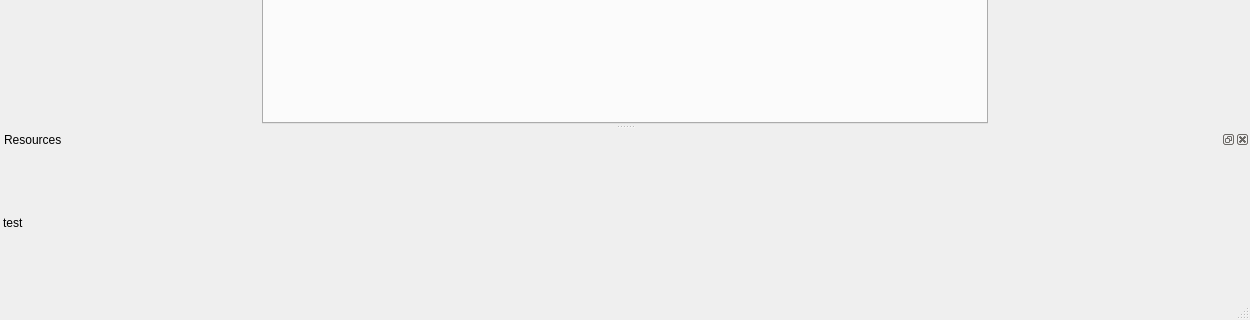
This is src/window.ui in ooflet/Mi-Create as Qt 5 draws it before an edit; both pictures show x 0 to 1250 and y 430 to 750 of the 1250 by 750 pixel window. The edited form follows.
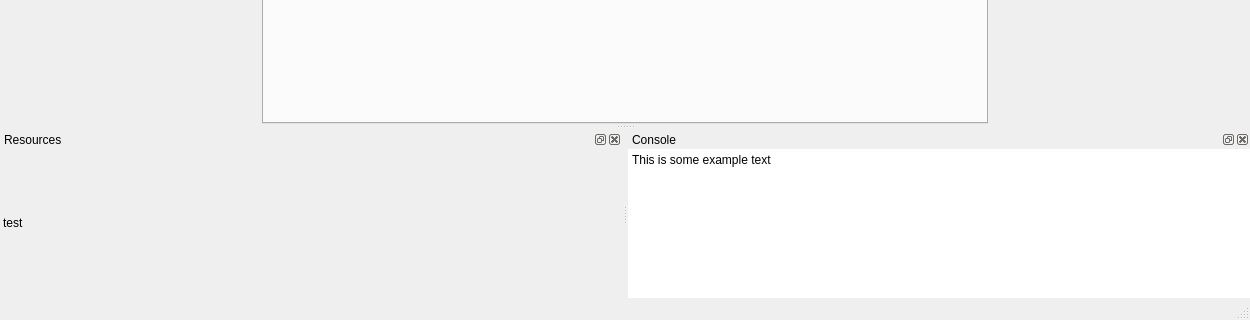
This is the edited form. Icons and pictures are not drawn. Custom widgets are drawn as their Qt base class.

The edit to the form file:
```diff
--- a/src/window.ui
+++ b/src/window.ui
@@ -12,7 +12,7 @@
   </property>
   <property name="minimumSize">
    <size>
-    <width>1250</width>
+    <width>750</width>
     <height>750</height>
    </size>
   </property>
@@ -302,23 +302,11 @@
   </widget>
   <widget class="QDockWidget" name="resourceWidget">
    <property name="sizePolicy">
-    <sizepolicy hsizetype="Preferred" vsizetype="Preferred">
+    <sizepolicy hsizetype="Maximum" vsizetype="Preferred">
      <horstretch>0</horstretch>
      <verstretch>0</verstretch>
     </sizepolicy>
    </property>
-   <property name="minimumSize">
-    <size>
-     <width>300</width>
-     <height>162</height>
-    </size>
-   </property>
-   <property name="maximumSize">
-    <size>
-     <width>524287</width>
-     <height>200</height>
-    </size>
-   </property>
    <property name="styleSheet">
     <string notr="true"/>
    </property>
@@ -482,6 +470,63 @@
    <addaction name="actionRedo"/>
   </widget>
   <widget class="QStatusBar" name="statusBar"/>
+  <widget class="QDockWidget" name="consoleWidget">
+   <property name="sizePolicy">
+    <sizepolicy hsizetype="Maximum" vsizetype="Preferred">
+     <horstretch>0</horstretch>
+     <verstretch>0</verstretch>
+    </sizepolicy>
+   </property>
+   <property name="windowTitle">
+    <string>Console</string>
+   </property>
+   <attribute name="dockWidgetArea">
+    <number>8</number>
+   </attribute>
+   <widget class="QWidget" name="dockWidgetContents_5">
+    <layout class="QVBoxLayout" name="verticalLayout_4">
+     <property name="leftMargin">
+      <number>0</number>
+     </property>
+     <property name="topMargin">
+      <number>0</number>
+     </property>
+     <property name="rightMargin">
+      <number>0</number>
+     </property>
+     <property name="bottomMargin">
+      <number>0</number>
+     </property>
+     <item>
+      <widget class="QTextEdit" name="consoleText">
+       <property name="enabled">
+        <bool>true</bool>
+       </property>
+       <property name="styleSheet">
+        <string notr="true"/>
+       </property>
+       <property name="frameShape">
+        <enum>QFrame::NoFrame</enum>
+       </property>
+       <property name="readOnly">
+        <bool>true</bool>
+       </property>
+       <property name="html">
+        <string>&lt;!DOCTYPE HTML PUBLIC &quot;-//W3C//DTD HTML 4.0//EN&quot; &quot;http://www.w3.org/TR/REC-html40/strict.dtd&quot;&gt;
+&lt;html&gt;&lt;head&gt;&lt;meta name=&quot;qrichtext&quot; content=&quot;1&quot; /&gt;&lt;meta charset=&quot;utf-8&quot; /&gt;&lt;style type=&quot;text/css&quot;&gt;
+p, li { white-space: pre-wrap; }
+hr { height: 1px; border-width: 0; }
+li.unchecked::marker { content: &quot;\2610&quot;; }
+li.checked::marker { content: &quot;\2612&quot;; }
+&lt;/style&gt;&lt;/head&gt;&lt;body style=&quot; font-family:'Segoe UI'; font-size:9pt; font-weight:400; font-style:normal;&quot;&gt;
+&lt;p style=&quot; margin-top:0px; margin-bottom:0px; margin-left:0px; margin-right:0px; -qt-block-indent:0; text-indent:0px;&quot;&gt;This is some example text&lt;/p&gt;
+&lt;p style=&quot;-qt-paragraph-type:empty; margin-top:0px; margin-bottom:0px; margin-left:0px; margin-right:0px; -qt-block-indent:0; text-indent:0px;&quot;&gt;&lt;br /&gt;&lt;/p&gt;&lt;/body&gt;&lt;/html&gt;</string>
+       </property>
+      </widget>
+     </item>
+    </layout>
+   </widget>
+  </widget>
   <action name="actionSave">
    <property name="text">
     <string>Save...</string>
```
Left out of the diff: 28 changed lines with no effect on the pictures.
